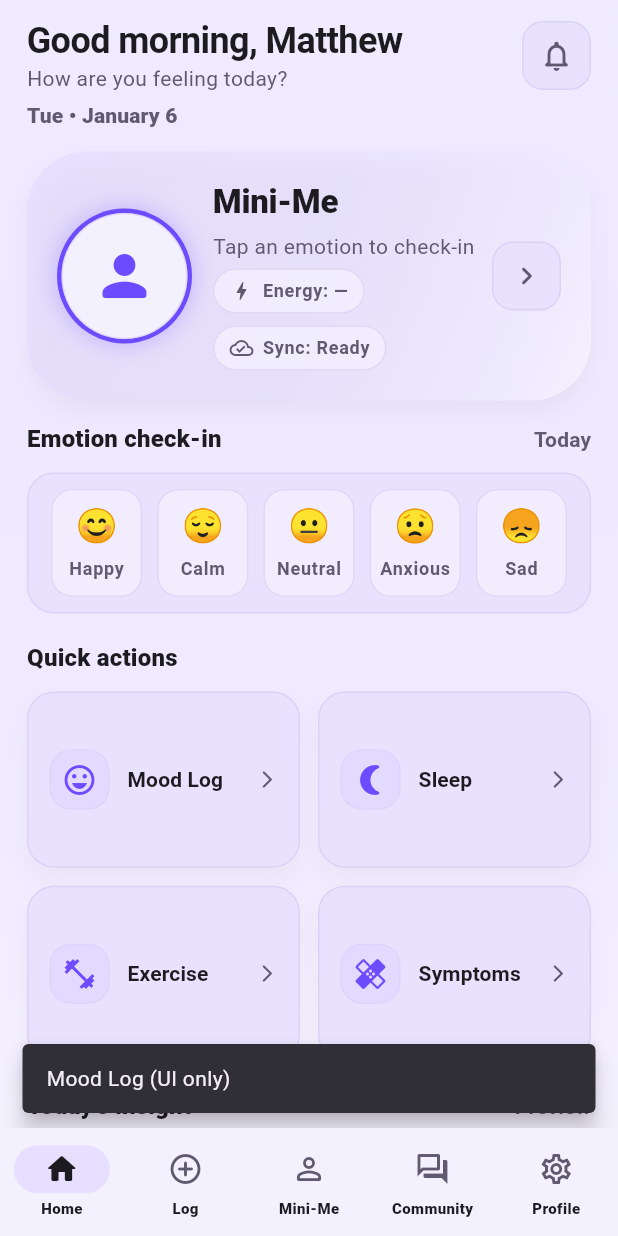
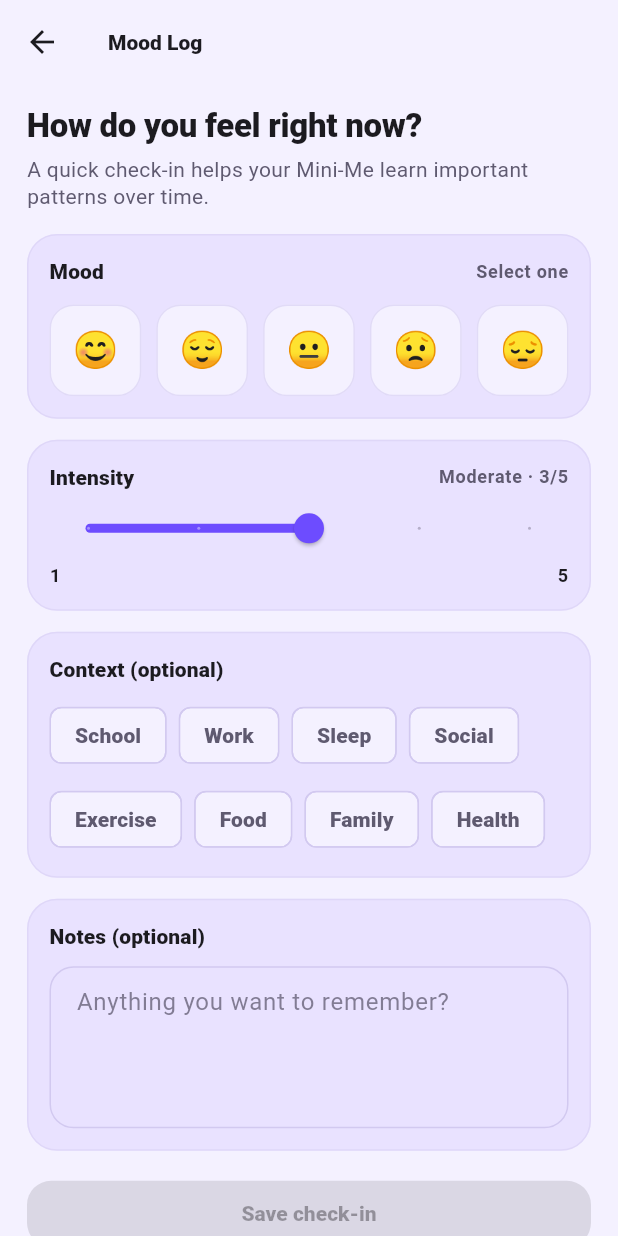
Before and after one commit to IdkBored-d/lifelens, a Flutter app: the screen it shows after launch, after a tap on "Mood Log", on a phone screen of 412 x 824 dp. Run offline on Flutter 3.47's test engine with Material 3 defaults, Android fonts, the phone set to English and light mode, and no system bars.

Commit message:
Added moodlogscreen along with navigation

```diff
--- a/lib/HomeScreen.dart
+++ b/lib/HomeScreen.dart
@@ -1,5 +1,6 @@
 import 'package:flutter/material.dart';
 import 'package:flutter/services.dart';
+import 'package:lifelens/moodlog_screen.dart';
 
 class MenuScreen extends StatefulWidget {
   const MenuScreen({super.key});
@@ -23,7 +24,7 @@ class _MenuScreenState extends State<MenuScreen> {
         selectedMood: _selectedMood,
         onMoodSelected: (i) => setState(() => _selectedMood = i),
       ),
-      const _PlaceholderPage(title: "Log"),
+      const MoodLogScreen(),
       const _PlaceholderPage(title: "Mini-Me"),
       const _PlaceholderPage(title: "Community"),
       const _PlaceholderPage(title: "Profile"),
@@ -101,7 +102,13 @@ class _HomeDashboard extends StatelessWidget {
               _QuickAction(
                 icon: Icons.emoji_emotions_outlined,
                 label: "Mood Log",
-                onTap: () => _toast(context, "Mood Log (UI only)"),
+                onTap: (){
+                  Navigator.of(context).push(
+                    MaterialPageRoute(
+                      builder: (_) => const MoodLogScreen(),
+                    ),
+                  );
+                }
               ),
               _QuickAction(
                 icon: Icons.nightlight_round,
@@ -131,6 +138,12 @@ class _HomeDashboard extends StatelessWidget {
                 "On days you sleep 7+ hours, your mood trends more positive. Try a 10-minute wind-down tonight.",
           ),
 
+          const SizedBox(height: 16),
+
+          _ContextualSuggestions(
+            moodLabel: selectedMood == -1
+              ? "Neutral" : _moods[selectedMood].label,
+          ),
           const SizedBox(height: 16),
 
           // Optional: streak / summary strip
@@ -177,6 +190,115 @@ class _HomeDashboard extends StatelessWidget {
         duration: const Duration(milliseconds: 900),
       ),
     );
+  }
+}
+
+class _ContextualSuggestions extends StatelessWidget{
+  const _ContextualSuggestions({
+    required this.moodLabel,
+  });
+  final String moodLabel;
+
+  @override
+  Widget build(BuildContext context){
+    final theme = Theme.of(context);
+    final cs = theme.colorScheme;
+
+    final suggestions = _suggestionsForMood(moodLabel);
+
+    return Container(
+      padding: const EdgeInsets.all(16),
+      decoration: BoxDecoration(
+        color: cs.surfaceContainerHighest,
+        borderRadius: BorderRadius.circular(20),
+        border: Border.all(color: cs.outlineVariant.withOpacity(0.45)),
+      ),
+      child: Column(
+        crossAxisAlignment: CrossAxisAlignment.start,
+        children: [
+          Text(
+            "Suggested for you",
+            style: theme.textTheme.titleSmall?.copyWith(
+              fontWeight: FontWeight.w800,
+              color: cs.onSurface,
+            ),
+          ),
+          const SizedBox(height: 10),
+          ...suggestions.map(
+            (s) => Padding(
+              padding: const EdgeInsets.only(bottom: 8),
+              child: _SuggestionTile(
+                icon: s.icon,
+                text: s.text,
+                onTap: () {
+                  ScaffoldMessenger.of(context).showSnackBar(
+                    SnackBar(
+                      content: Text("${s.text} (UI Only)"),
+                      behavior: SnackBarBehavior.floating,
+                      duration: const Duration(milliseconds: 900),
+                    ),
+                  );
+                },
+              ),
+            ),
+          ),
+        ],
+      ),
+    );
+  }
+  List<_Suggestion> _suggestionsForMood(String mood){
+    final m = mood.toLowerCase();
+
+    if(m.contains("calm")){
+      return const [
+        _Suggestion(
+          icon: Icons.self_improvement_rounded,
+          text: "Maintain your calm with a 2-minute breathing exercise",
+        ),
+
+        _Suggestion(
+          icon: Icons.bookmark_border_rounded,
+          text: "Reflect briefly on what's helping you feel balanced",
+        ),
+      ];
+    }
+
+    if(m.contains("anxious") || m.contains("stress")){
+      return const[
+        _Suggestion(
+          icon: Icons.air_rounded,
+          text: "Try a short grounding breathing exercise",
+        ),
+      ];
+    }
+
+     if(m.contains("sad")){
+      return const[
+        _Suggestion(
+          icon: Icons.favorite_border_rounded,
+          text: "Be a little kinder to yourself - take it one day at a time",
+        ),
+      ];
+    }
+
+    if(m.contains("happy")){
+      return const[
+        _Suggestion(
+          icon: Icons.thumbs_up_down,
+          text: "Glad to know your feeling well today!"
+        ),
+      ];
+    }
+    return const[
+      _Suggestion(
+        icon: Icons.track_changes_rounded,
+        text: "Check in later for any changes",
+      ),
+      _Suggestion(
+        icon: Icons.insights_outlined,
+        text: "Make sure you log everyday to understand your patterns",
+      ),
+    ];
   }
 }
 
@@ -921,6 +1043,59 @@ class _Mood {
   final String label;
 }
 
+class _Suggestion {
+  const _Suggestion({
+    required this.icon,
+    required this.text,
+  });
+  final IconData icon;
+  final String text;
+}
+
+class _SuggestionTile extends StatelessWidget{
+  const _SuggestionTile({
+    required this.icon,
+    required this.text,
+    required this.onTap,
+  });
+  final IconData icon;
+  final String text;
+  final VoidCallback onTap;
+
+  @override
+  Widget build(BuildContext context){
+    final cs = Theme.of(context).colorScheme;
+
+    return InkWell(
+      borderRadius: BorderRadius.circular(14),
+      onTap: onTap,
+      child: Container(
+        padding: const EdgeInsets.all(12),
+        decoration: BoxDecoration(
+          color: cs.surface,
+          borderRadius: BorderRadius.circular(14),
+          border: Border.all(color: cs.outlineVariant.withOpacity(0.4)),
+        ),
+        child: Row(
+          children: [
+            Icon(icon, color: cs.primary),
+            const SizedBox(width: 12),
+            Expanded(
+              child: Text(
+                text,
+                style: Theme.of(context).textTheme.bodyMedium?.copyWith(
+                  color: cs.onSurface,
+                ),
+              ),
+            ),
+            Icon(Icons.chevron_right_rounded,
+                size: 18, color: cs.onSurfaceVariant),
+          ],
+        ),
+      ),
+    );
+  }
+}
 const _moods = <_Mood>[
   _Mood("😊", "Happy"),
   _Mood("😌", "Calm"),
--- /dev/null
+++ b/lib/moodlog_screen.dart
@@ -0,0 +1,300 @@
+import 'package:flutter/material.dart';
+import 'package:flutter/services.dart';
+
+class MoodLogScreen extends StatefulWidget {
+  const MoodLogScreen({super.key});
+
+  @override
+  State<MoodLogScreen> createState() => _MoodLogScreenState();
+}
+
+class _MoodLogScreenState extends State<MoodLogScreen> {
+  int selectedMood = -1;
+  double intensity = 3;
+  final notesCtrl = TextEditingController();
+  final Set<String> tags = {};
+
+  final moods = const[
+    _MoodOption("Happy", "😊"),
+    _MoodOption("Calm", "😌"),
+    _MoodOption("Neutral", "😐"),
+    _MoodOption("Anxious", "😟"),
+    _MoodOption("Sad", "😔"),
+  ];
+
+  final tagOptions = const[
+    "School",
+    "Work",
+    "Sleep",
+    "Social",
+    "Exercise",
+    "Food",
+    "Family",
+    "Health",
+  ];
+
+  @override
+  void dispose(){
+    notesCtrl.dispose();
+    super.dispose();
+  }
+
+  String get intensityLabel{
+    if(intensity <= 2) return "Low";
+    if(intensity <= 4) return "Moderate";
+    return "High";
+  }
+
+  @override
+  Widget build(BuildContext context){
+    final theme = Theme.of(context);
+    final cs = theme.colorScheme;
+
+    return Scaffold(
+      backgroundColor: theme.scaffoldBackgroundColor,
+      appBar: AppBar(
+        title: const Text("Mood Log"),
+      ),
+      body: SafeArea(
+        child: SingleChildScrollView(
+          padding: const EdgeInsets.fromLTRB(18, 14, 18, 22),
+          child: Column(
+            crossAxisAlignment: CrossAxisAlignment.start,
+            children: [
+              Text(
+                "How do you feel right now?",
+                style: theme.textTheme.titleLarge?.copyWith(
+                  fontWeight: FontWeight.w900,
+                ),
+              ),
+              const SizedBox(height: 6),
+              Text(
+                "A quick check-in helps your Mini-Me learn important patterns over time.",
+                style: theme.textTheme.bodyMedium?.copyWith(
+                  color: cs.onSurfaceVariant,
+                ),
+              ),
+              const SizedBox(height: 16),
+
+              _SectionCard(
+                child: Column(
+                  crossAxisAlignment: CrossAxisAlignment.start,
+                  children: [
+                    _SectionHeader(
+                      title: "Mood",
+                      trailing: selectedMood == -1 ? "Select one" : moods[selectedMood].label,
+                    ),
+                    const SizedBox(height: 12),
+
+                    GridView.builder(
+                      shrinkWrap: true,
+                      physics: const NeverScrollableScrollPhysics(),
+                      itemCount: moods.length,
+                      gridDelegate: const SliverGridDelegateWithFixedCrossAxisCount(
+                        crossAxisCount: 5,
+                        mainAxisSpacing: 10,
+                        crossAxisSpacing: 10,
+                      ),
+                      itemBuilder: (context, i){
+                        final m = moods[i];
+                        final isSelected = i == selectedMood;
+
+                        return InkWell(
+                          borderRadius: BorderRadius.circular(16),
+                          onTap: (){
+                            Feedback.forTap(context);
+                            setState(() => selectedMood = i);
+                          },
+                          child: AnimatedContainer(
+                            duration: const Duration(milliseconds: 160),
+                            curve: Curves.easeOut,
+                            transform: isSelected
+                              ? (Matrix4.identity()..scale(1.05))
+                              : Matrix4.identity(),
+                            decoration: BoxDecoration(
+                              color: isSelected ? cs.primaryContainer : cs.surface,
+                              borderRadius: BorderRadius.circular(16),
+                              border: Border.all(
+                                color: isSelected
+                                  ? cs.primary.withOpacity(0.40)
+                                  : cs.outlineVariant.withOpacity(0.55),
+                              ),
+                            ),
+                            child: Center(
+                              child: Text(
+                                m.emoji,
+                                style: const TextStyle(fontSize: 24),
+                              ),
+                            ),
+                          ),
+                        );
+                      },
+                    ),
+                  ],
+                ),
+              ),
+              const SizedBox(height: 14),
+
+              _SectionCard(
+                child: Column(
+                  crossAxisAlignment: CrossAxisAlignment.start,
+                  children: [
+                    _SectionHeader(
+                      title: "Intensity",
+                      trailing: "$intensityLabel · ${intensity.toInt()}/5",
+                    ),
+                    Slider(
+                      value: intensity,
+                      min: 1,
+                      max: 5,
+                      divisions: 4,
+                      onChanged: (v) => setState(() => intensity = v),
+                    ),
+                    Row(
+                      mainAxisAlignment: MainAxisAlignment.spaceBetween,
+                      children: [
+                        Text("1", style: theme.textTheme.labelMedium),
+                        Text("5", style: theme.textTheme.labelMedium),
+                      ],
+                    ),
+                  ],
+                ),
+              ),
+              const SizedBox(height: 14),
+
+              _SectionCard(
+                child: Column(
+                  crossAxisAlignment: CrossAxisAlignment.start,
+                  children: [
+                    const _SectionHeader(title: "Context (optional)"),
+                    const SizedBox(height: 10),
+
+                    Wrap(
+                      spacing: 8,
+                      runSpacing: 8,
+                      children: tagOptions.map((t){
+                        final selected = tags.contains(t);
+                        return FilterChip(
+                          selected: selected,
+                          label: Text(t),
+                          onSelected: (v){
+                            HapticFeedback.selectionClick();
+                            setState((){
+                              if(v){
+                                tags.add(t);
+                              }
+                              else{
+                                tags.remove(t);
+                              }
+                            });
+                          },
+                        );
+                      }).toList(),
+                    ),
+                  ],
+                ),
+              ),
+              const SizedBox(height: 14),
+
+              _SectionCard(
+                child: Column(
+                  crossAxisAlignment: CrossAxisAlignment.start,
+                  children: [
+                    const _SectionHeader(title: "Notes (optional)"),
+                    const SizedBox(height: 10),
+                    TextField(
+                      controller: notesCtrl,
+                      maxLines: 4,
+                      textInputAction: TextInputAction.newline,
+                      decoration: const InputDecoration(
+                        hintText: "Anything you want to remember?",
+                      ),
+                    ),
+                  ],
+                ),
+              ),
+              const SizedBox(height: 18),
+
+              SizedBox(
+                width: double.infinity,
+                child: FilledButton(
+                  onPressed: selectedMood == -1
+                    ? null : (){
+                      HapticFeedback.mediumImpact();
+                      ScaffoldMessenger.of(context).showSnackBar(
+                        const SnackBar(
+                          content: Text("Mood saved (UI Only)"),
+                          behavior: SnackBarBehavior.floating,
+                          duration: Duration(milliseconds: 900),
+                        ),
+                      );
+                      Navigator.of(context).pop();
+                    },
+                  child: const Text("Save check-in"),
+                ),
+              ),
+            ],
+          ),
+        ),
+      ),
+    );
+  }
+}
+
+class _MoodOption{
+  const _MoodOption(this.label, this.emoji);
+  final String label;
+  final String emoji;
+}
+
+class _SectionCard extends StatelessWidget{
+  const _SectionCard({required this.child});
+  final Widget child;
+
+  @override
+  Widget build(BuildContext context){
+    final cs = Theme.of(context).colorScheme;
+
+    return Container(
+      padding: const EdgeInsets.all(14),
+      decoration: BoxDecoration(
+        color: cs.surfaceContainerHighest,
+        borderRadius: BorderRadius.circular(20),
+        border: Border.all(color: cs.outlineVariant.withOpacity(0.45)),
+      ),
+      child: child,
+    );
+  }
+}
+
+class _SectionHeader extends StatelessWidget{
+  const _SectionHeader({
+    required this.title, this.trailing
+  });
+  final String title;
+  final String? trailing;
+
+  @override
+  Widget build(BuildContext context){
+    final theme = Theme.of(context);
+    final cs = theme.colorScheme;
+
+    return Row(
+      children: [
+        Text(
+          title,
+          style: theme.textTheme.titleSmall?.copyWith(fontWeight: FontWeight.w900),
+        ),
+        const Spacer(),
+        if(trailing != null)
+          Text(
+            trailing!,
+            style: theme.textTheme.labelMedium?.copyWith(
+              color: cs.onSurfaceVariant,
+              fontWeight: FontWeight.w700,
+            ),
+          ),
+      ],
+    );
+  }
+}
```
